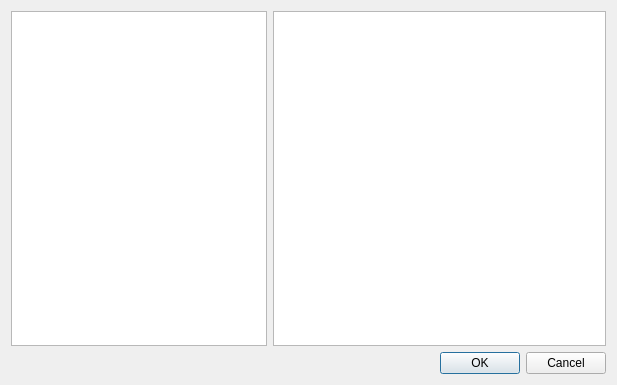
Qt form agentbaseselection.ui (Micelium1/agent_immitation_modeling_tool) before a commit.
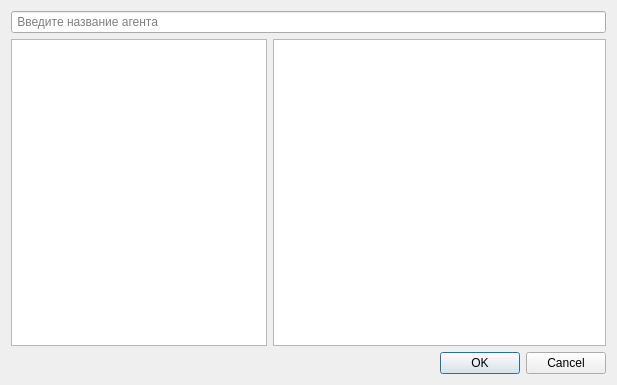
The same form after that commit.

Patch:
```diff
--- a/agentbaseselection.ui
+++ b/agentbaseselection.ui
@@ -14,6 +14,13 @@
    <string>Dialog</string>
   </property>
   <layout class="QVBoxLayout" name="verticalLayout">
+   <item>
+    <widget class="QLineEdit" name="nameEdit">
+     <property name="placeholderText">
+      <string> Введите название агента</string>
+     </property>
+    </widget>
+   </item>
    <item>
     <layout class="QHBoxLayout" name="horizontalLayout">
      <item>
```
Left out of the diff: 2 changed lines with no effect on the pictures.
